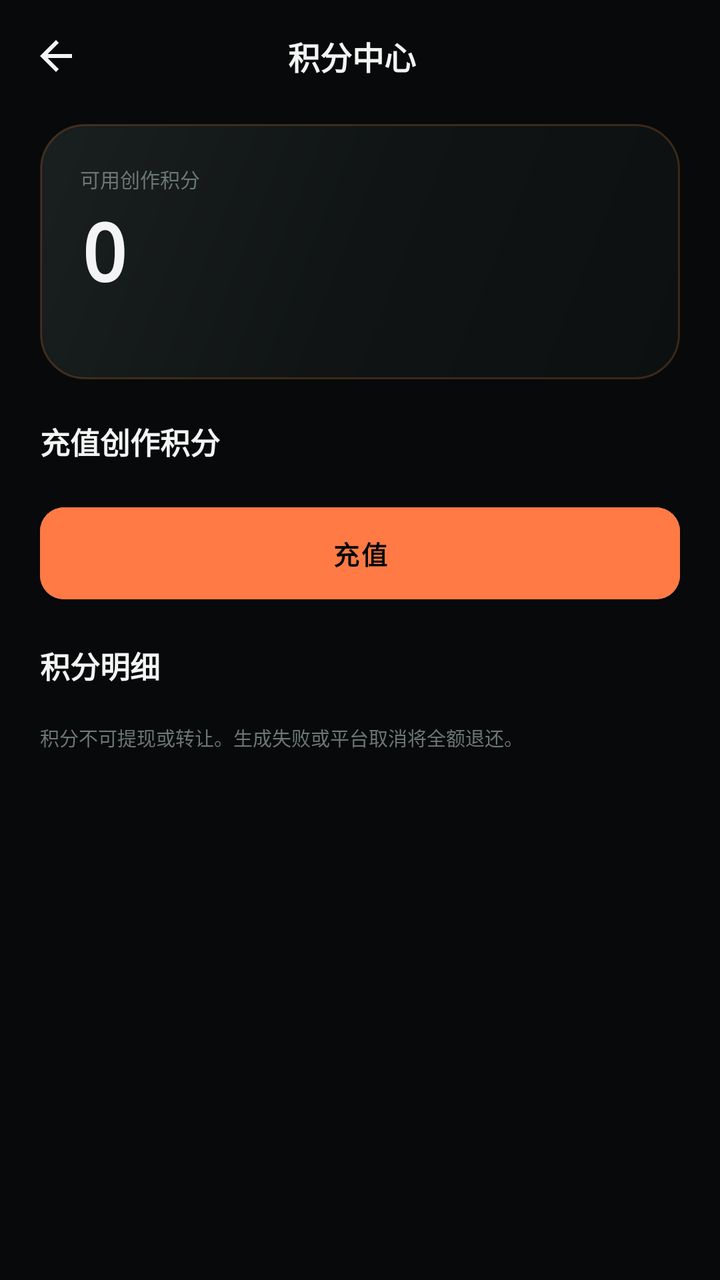
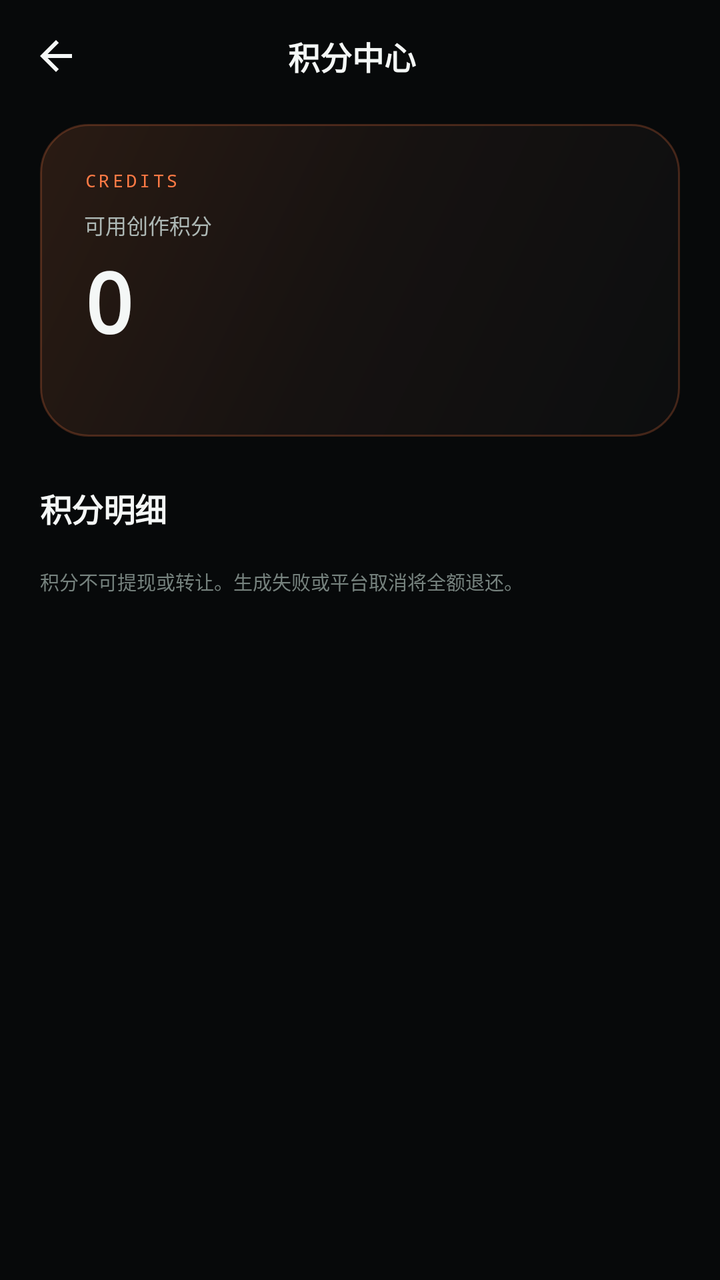

The first picture is an Android layout as it rendered before a commit; the second is the same layout after the commit. The layout source and the unified diff follow.
<!-- AndroidManifest.xml: application theme Theme.SonicHub -->
<!-- res/layout/activity_credits.xml -->
<?xml version="1.0" encoding="utf-8"?>
<LinearLayout xmlns:android="http://schemas.android.com/apk/res/android"
    xmlns:app="http://schemas.android.com/apk/res-auto"
    android:layout_width="match_parent"
    android:layout_height="match_parent"
    android:background="@color/bg"
    android:orientation="vertical">

    <LinearLayout
        android:layout_width="match_parent"
        android:layout_height="56dp"
        android:gravity="center_vertical"
        android:orientation="horizontal"
        android:paddingStart="8dp"
        android:paddingEnd="16dp">

        <ImageButton
            android:id="@+id/backButton"
            android:layout_width="40dp"
            android:layout_height="40dp"
            android:background="?attr/selectableItemBackgroundBorderless"
            android:contentDescription="返回"
            android:src="@drawable/ic_back"
            app:tint="@color/text" />

        <TextView
            android:layout_width="0dp"
            android:layout_height="wrap_content"
            android:layout_weight="1"
            android:gravity="center"
            android:text="积分中心"
            android:textColor="@color/text"
            android:textSize="16sp"
            android:textStyle="bold" />

        <View
            android:layout_width="40dp"
            android:layout_height="40dp" />
    </LinearLayout>

    <androidx.core.widget.NestedScrollView
        android:layout_width="match_parent"
        android:layout_height="0dp"
        android:layout_weight="1"
        android:fillViewport="true">

        <LinearLayout
            android:layout_width="match_parent"
            android:layout_height="wrap_content"
            android:orientation="vertical"
            android:paddingStart="20dp"
            android:paddingTop="6dp"
            android:paddingEnd="20dp"
            android:paddingBottom="24dp">

            <LinearLayout
                android:layout_width="match_parent"
                android:layout_height="wrap_content"
                android:background="@drawable/bg_hero"
                android:orientation="vertical"
                android:padding="20dp">

                <TextView
                    android:layout_width="wrap_content"
                    android:layout_height="wrap_content"
                    android:text="可用创作积分"
                    android:textColor="@color/text_3"
                    android:textSize="10sp" />

                <TextView
                    android:id="@+id/availableText"
                    android:layout_width="wrap_content"
                    android:layout_height="wrap_content"
                    android:layout_marginTop="2dp"
                    android:fontFamily="monospace"
                    android:text="0"
                    android:textColor="@color/text"
                    android:textSize="40sp"
                    android:textStyle="bold" />

                <TextView
                    android:id="@+id/reservedText"
                    android:layout_width="wrap_content"
                    android:layout_height="wrap_content"
                    android:layout_marginTop="4dp"
                    android:textColor="@color/text_3"
                    android:textSize="10sp" />
            </LinearLayout>

            <TextView
                android:layout_width="wrap_content"
                android:layout_height="wrap_content"
                android:layout_marginTop="20dp"
                android:text="充值创作积分"
                android:textColor="@color/text"
                android:textSize="15sp"
                android:textStyle="bold" />

            <androidx.recyclerview.widget.RecyclerView
                android:id="@+id/packageList"
                android:layout_width="match_parent"
                android:layout_height="wrap_content"
                android:layout_marginTop="10dp"
                android:clipToPadding="false"
                android:nestedScrollingEnabled="false"
                android:orientation="horizontal" />

            <com.google.android.material.button.MaterialButton
                android:id="@+id/rechargeButton"
                style="@style/Widget.Button.Primary"
                android:layout_width="match_parent"
                android:layout_height="46dp"
                android:layout_marginTop="12dp"
                android:text="充值" />

            <TextView
                android:layout_width="wrap_content"
                android:layout_height="wrap_content"
                android:layout_marginTop="22dp"
                android:text="积分明细"
                android:textColor="@color/text"
                android:textSize="15sp"
                android:textStyle="bold" />

            <androidx.recyclerview.widget.RecyclerView
                android:id="@+id/ledgerList"
                android:layout_width="match_parent"
                android:layout_height="wrap_content"
                android:layout_marginTop="4dp"
                android:nestedScrollingEnabled="false" />

            <TextView
                android:layout_width="match_parent"
                android:layout_height="wrap_content"
                android:layout_marginTop="14dp"
                android:text="积分不可提现或转让。生成失败或平台取消将全额退还。"
                android:textColor="@color/text_3"
                android:textSize="9.5sp" />
        </LinearLayout>
    </androidx.core.widget.NestedScrollView>
</LinearLayout>
<!-- resources referenced by this layout -->
<resources>
  <color name="bg">#FF07090A</color>
  <color name="text">#FFF2F5F4</color>
  <color name="text_3">#FF6C7875</color>
  <!-- drawable bg_hero (drawable) -->
  <?xml version="1.0" encoding="utf-8"?>
  <shape xmlns:android="http://schemas.android.com/apk/res/android">
      <gradient
          android:angle="315"
          android:startColor="#1A1F20"
          android:centerColor="#101415"
          android:endColor="#0C1011" />
      <corners android:radius="22dp" />
      <stroke android:width="1dp" android:color="#33FF9645" />
  </shape>
  <!-- drawable ic_back (drawable) -->
  <?xml version="1.0" encoding="utf-8"?>
  <vector xmlns:android="http://schemas.android.com/apk/res/android"
      android:width="24dp" android:height="24dp"
      android:viewportWidth="24" android:viewportHeight="24">
      <path android:fillColor="#FFFFFFFF"
          android:pathData="M20,11H7.83l5.59,-5.59L12,4l-8,8 8,8 1.41,-1.41L7.83,13H20v-2z" />
  </vector>
  <style name="Widget.Button.Primary" parent="Widget.MaterialComponents.Button">
          <item name="android:backgroundTint">@color/accent</item>
          <item name="android:textColor">@color/bg</item>
          <item name="android:textSize">13sp</item>
          <item name="android:textStyle">bold</item>
          <item name="android:insetTop">0dp</item>
          <item name="android:insetBottom">0dp</item>
          <item name="cornerRadius">12dp</item>
      </style>
  <style name="Theme.SonicHub" parent="Theme.MaterialComponents.NoActionBar">
          <item name="colorPrimary">@color/accent</item>
          <item name="colorPrimaryDark">@color/bg</item>
          <item name="colorSecondary">@color/mint</item>
          <item name="colorSurface">@color/surface</item>
          <item name="colorOnSurface">@color/text</item>
          <item name="android:windowBackground">@color/bg</item>
          <item name="android:statusBarColor">@color/bg</item>
          <item name="android:navigationBarColor">@color/bg</item>
          <item name="android:windowLightStatusBar">false</item>
          <item name="android:textColorPrimary">@color/text</item>
          <item name="android:textColorSecondary">@color/text_2</item>
          <item name="android:fontFamily">sans-serif</item>
          <item name="android:forceDarkAllowed">false</item>
      </style>
  <color name="accent">#FFFF7A45</color>
  <color name="mint">#FF8EE6C6</color>
  <color name="surface">#FF0F1415</color>
  <color name="text_2">#FFA3AEAB</color>
</resources>

<!-- the commit's change to res/layout/activity_credits.xml (unified diff, before → after) -->
@@ -58,14 +58,24 @@
                 android:layout_height="wrap_content"
                 android:background="@drawable/bg_hero"
                 android:orientation="vertical"
-                android:padding="20dp">
+                android:padding="22dp">
 
                 <TextView
                     android:layout_width="wrap_content"
                     android:layout_height="wrap_content"
+                    android:fontFamily="monospace"
+                    android:letterSpacing="0.16"
+                    android:text="CREDITS"
+                    android:textColor="@color/accent"
+                    android:textSize="9sp" />
+
+                <TextView
+                    android:layout_width="wrap_content"
+                    android:layout_height="wrap_content"
+                    android:layout_marginTop="8dp"
                     android:text="可用创作积分"
-                    android:textColor="@color/text_3"
-                    android:textSize="10sp" />
+                    android:textColor="@color/text_2"
+                    android:textSize="10.5sp" />
 
                 <TextView
                     android:id="@+id/availableText"
@@ -73,9 +83,10 @@
                     android:layout_height="wrap_content"
                     android:layout_marginTop="2dp"
                     android:fontFamily="monospace"
+                    android:letterSpacing="-0.02"
                     android:text="0"
                     android:textColor="@color/text"
-                    android:textSize="40sp"
+                    android:textSize="42sp"
                     android:textStyle="bold" />
 
                 <TextView
@@ -90,36 +101,11 @@
             <TextView
                 android:layout_width="wrap_content"
                 android:layout_height="wrap_content"
-                android:layout_marginTop="20dp"
-                android:text="充值创作积分"
-                android:textColor="@color/text"
-                android:textSize="15sp"
-                android:textStyle="bold" />
-
-            <androidx.recyclerview.widget.RecyclerView
-                android:id="@+id/packageList"
-                android:layout_width="match_parent"
-                android:layout_height="wrap_content"
-                android:layout_marginTop="10dp"
-                android:clipToPadding="false"
-                android:nestedScrollingEnabled="false"
-                android:orientation="horizontal" />
-
-            <com.google.android.material.button.MaterialButton
-                android:id="@+id/rechargeButton"
-                style="@style/Widget.Button.Primary"
-                android:layout_width="match_parent"
-                android:layout_height="46dp"
-                android:layout_marginTop="12dp"
-                android:text="充值" />
-
-            <TextView
-                android:layout_width="wrap_content"
-                android:layout_height="wrap_content"
-                android:layout_marginTop="22dp"
+                android:layout_marginTop="24dp"
+                android:letterSpacing="-0.01"
                 android:text="积分明细"
                 android:textColor="@color/text"
-                android:textSize="15sp"
+                android:textSize="16sp"
                 android:textStyle="bold" />
 
             <androidx.recyclerview.widget.RecyclerView
<!-- resource entries referenced after the edit -->
@@ -1,18 +1,20 @@
 <!-- resources referenced by this layout -->
 <resources>
   <color name="bg">#FF07090A</color>
-  <color name="text">#FFF2F5F4</color>
-  <color name="text_3">#FF6C7875</color>
+  <color name="text">#FFF4F7F6</color>
+  <color name="text_3">#FF76827E</color>
   <!-- drawable bg_hero (drawable) -->
   <?xml version="1.0" encoding="utf-8"?>
   <shape xmlns:android="http://schemas.android.com/apk/res/android">
       <gradient
           android:angle="315"
-          android:startColor="#1A1F20"
-          android:centerColor="#101415"
-          android:endColor="#0C1011" />
-      <corners android:radius="22dp" />
-      <stroke android:width="1dp" android:color="#33FF9645" />
+          android:centerColor="#FF161211"
+          android:endColor="#FF0C0E0F"
+          android:startColor="#FF2A1B13" />
+      <corners android:radius="24dp" />
+      <stroke
+          android:width="1dp"
+          android:color="#3DFF7A45" />
   </shape>
   <!-- drawable ic_back (drawable) -->
   <?xml version="1.0" encoding="utf-8"?>
@@ -22,25 +24,17 @@
       <path android:fillColor="#FFFFFFFF"
           android:pathData="M20,11H7.83l5.59,-5.59L12,4l-8,8 8,8 1.41,-1.41L7.83,13H20v-2z" />
   </vector>
-  <style name="Widget.Button.Primary" parent="Widget.MaterialComponents.Button">
-          <item name="android:backgroundTint">@color/accent</item>
-          <item name="android:textColor">@color/bg</item>
-          <item name="android:textSize">13sp</item>
-          <item name="android:textStyle">bold</item>
-          <item name="android:insetTop">0dp</item>
-          <item name="android:insetBottom">0dp</item>
-          <item name="cornerRadius">12dp</item>
-      </style>
   <style name="Theme.SonicHub" parent="Theme.MaterialComponents.NoActionBar">
           <item name="colorPrimary">@color/accent</item>
           <item name="colorPrimaryDark">@color/bg</item>
           <item name="colorSecondary">@color/mint</item>
           <item name="colorSurface">@color/surface</item>
           <item name="colorOnSurface">@color/text</item>
-          <item name="android:windowBackground">@color/bg</item>
+          <item name="android:windowBackground">@drawable/bg_screen</item>
           <item name="android:statusBarColor">@color/bg</item>
           <item name="android:navigationBarColor">@color/bg</item>
           <item name="android:windowLightStatusBar">false</item>
+          <item name="android:windowLightNavigationBar">false</item>
           <item name="android:textColorPrimary">@color/text</item>
           <item name="android:textColorSecondary">@color/text_2</item>
           <item name="android:fontFamily">sans-serif</item>
@@ -49,6 +43,15 @@
   <color name="accent">#FFFF7A45</color>
   <color name="mint">#FF8EE6C6</color>
   <color name="surface">#FF0F1415</color>
-  <color name="text_2">#FFA3AEAB</color>
+  <!-- drawable bg_screen (drawable) -->
+  <?xml version="1.0" encoding="utf-8"?>
+  <shape xmlns:android="http://schemas.android.com/apk/res/android">
+      <gradient
+          android:angle="270"
+          android:centerColor="#FF080C0E"
+          android:endColor="#FF040607"
+          android:startColor="#FF0B1113" />
+  </shape>
+  <color name="text_2">#FFADB8B5</color>
 </resources>
 
